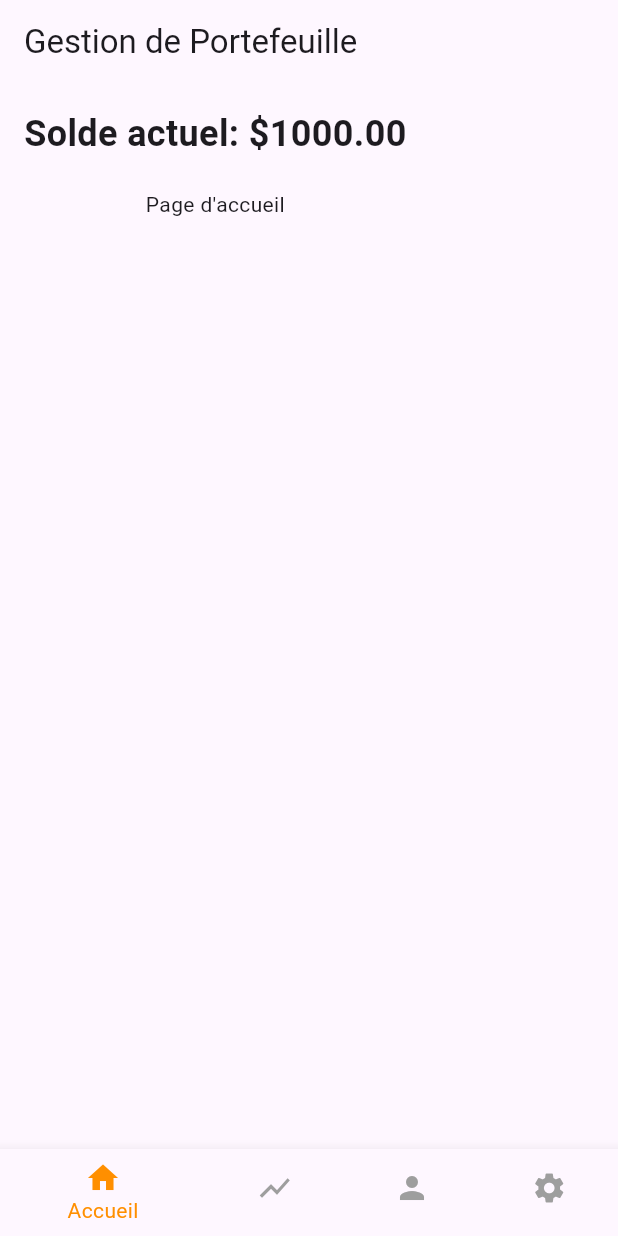
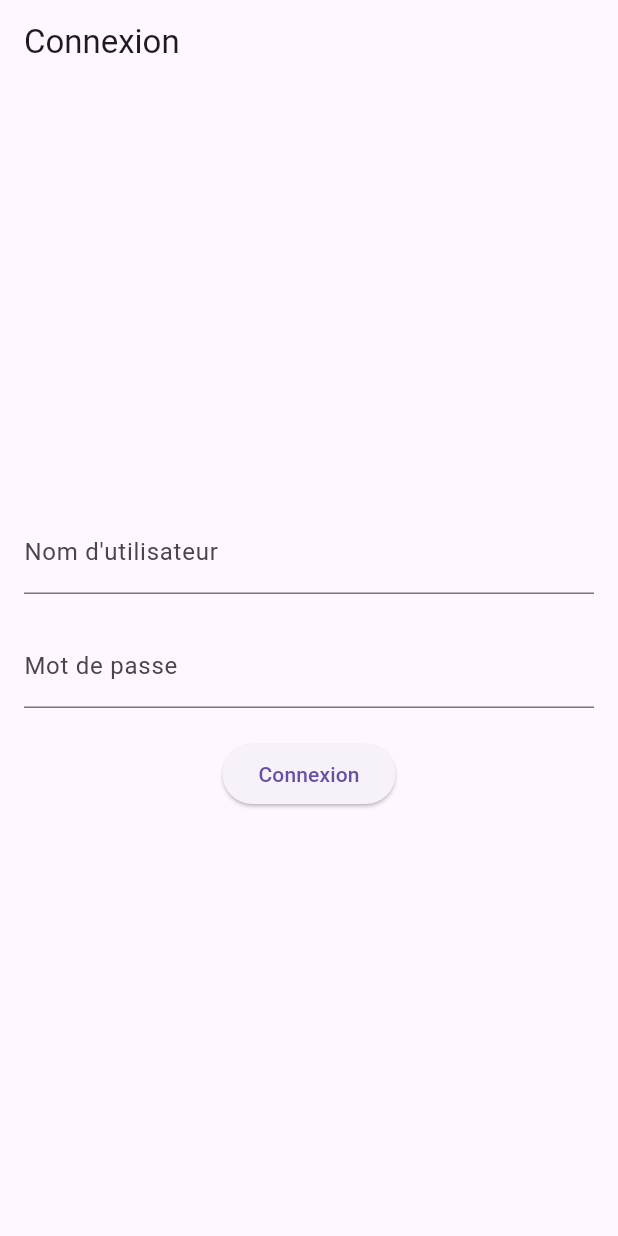
Before and after one commit to KhalilBDJ/flutter_trading, a Flutter app: the screen it shows after launch, on a phone screen of 412 x 824 dp. Run offline on Flutter 3.47's test engine with Material 3 defaults, Android fonts, the phone set to English and light mode, and no system bars; accounts and stored records are empty.

Commit message:
Mise en place du login

```diff
--- a/lib/app.dart
+++ b/lib/app.dart
@@ -1,5 +1,8 @@
 import 'package:flutter/material.dart';
+import 'package:provider/provider.dart';
+import 'classes/User.dart';
 import 'home_page.dart';
+import 'login.dart';
 
 class MyApp extends StatelessWidget {
   @override
@@ -9,7 +12,15 @@ class MyApp extends StatelessWidget {
       theme: ThemeData(
         primarySwatch: Colors.blue,
       ),
-      home: HomePage(),
+      home: Consumer<UserProvider>(
+        builder: (context, userProvider, child) {
+          if (userProvider.user == null) {
+            return LoginPage();
+          } else {
+            return HomePage();
+          }
+        },
+      ),
     );
   }
 }
--- /dev/null
+++ b/lib/classes/User.dart
@@ -0,0 +1,24 @@
+import 'package:flutter/material.dart';
+
+class User {
+  final String username;
+  final String password;
+
+  User(this.username, this.password);
+}
+
+class UserProvider with ChangeNotifier {
+  User? _user;
+
+  User? get user => _user;
+
+  void logIn(User user) {
+    _user = user;
+    notifyListeners();
+  }
+
+  void logOut() {
+    _user = null;
+    notifyListeners();
+  }
+}
--- a/lib/home_page.dart
+++ b/lib/home_page.dart
@@ -31,7 +31,7 @@ class _HomePageState extends State<HomePage> {
   Widget build(BuildContext context) {
     return Scaffold(
       appBar: AppBar(
-        title: Text('Gestion de Portefeuille'),
+        title: Text('Wallet'),
       ),
       body: Padding(
         padding: const EdgeInsets.all(16.0),
--- /dev/null
+++ b/lib/login.dart
@@ -0,0 +1,41 @@
+import 'package:flutter/material.dart';
+import 'package:provider/provider.dart';
+
+import 'classes/User.dart';
+
+class LoginPage extends StatelessWidget {
+  @override
+  Widget build(BuildContext context) {
+    return Scaffold(
+      appBar: AppBar(
+        title: Text('Connexion'),
+      ),
+      body: Padding(
+        padding: EdgeInsets.all(16.0),
+        child: Column(
+          mainAxisAlignment: MainAxisAlignment.center,
+          children: [
+            const TextField(
+              decoration: InputDecoration(labelText: 'Nom d\'utilisateur'),
+            ),
+            const SizedBox(height: 20),
+            const TextField(
+              decoration: InputDecoration(labelText: 'Mot de passe'),
+              obscureText: true,
+            ),
+            SizedBox(height: 20),
+            ElevatedButton(
+              onPressed: () {
+                final userProvider = Provider.of<UserProvider>(context, listen: false);
+                final user = User('username', 'password');  // Remplacer par les valeurs des champs de texte
+                userProvider.logIn(user);
+                Navigator.pushReplacementNamed(context, '/home');
+              },
+              child: Text('Connexion'),
+            ),
+          ],
+        ),
+      ),
+    );
+  }
+}
--- a/pubspec.yaml
+++ b/pubspec.yaml
@@ -36,6 +36,7 @@ dependencies:
   # The following adds the Cupertino Icons font to your application.
   # Use with the CupertinoIcons class for iOS style icons.
   cupertino_icons: ^1.0.2
+  provider: ^6.0.5
 
 dev_dependencies:
   flutter_test:
```
Also changed, not shown: lib/main.dart (+10 -1 lines).
